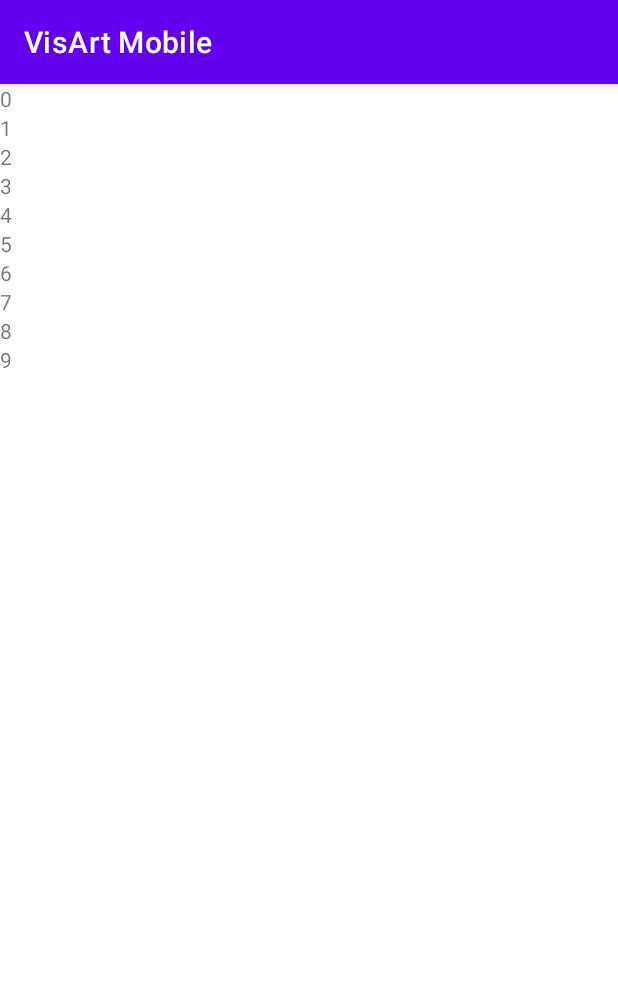
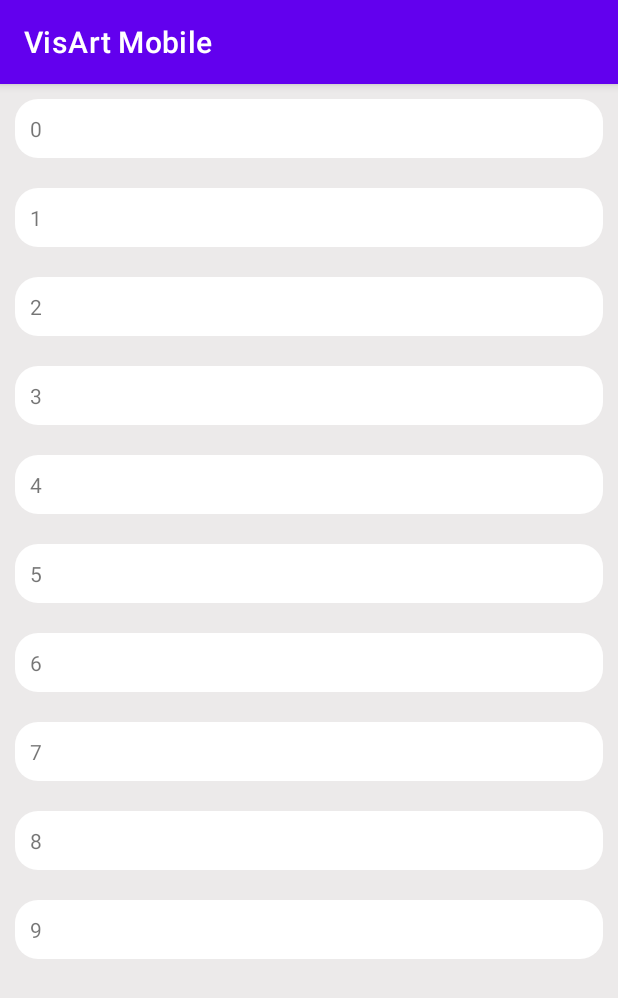
Before and after one commit to McGill-ECSE321-Fall2020/project-group-05, an Android app: the screen it shows after launch (MainActivity), on a phone screen of 412 x 824 dp. Shown: the top 998 px of the screen. Run offline under Robolectric (Android 15) with nearby library versions, the phone set to English and light mode, and no system bars.

Commit message:
ui changes to recycler view on Main Activty

```diff
--- a/visart-mobile-app/app/src/main/java/com/example/visartmobile/CardViewAdapter.java
+++ b/visart-mobile-app/app/src/main/java/com/example/visartmobile/CardViewAdapter.java
@@ -18,6 +18,19 @@
         this.artListings = artListings;
     }
 
+    /***** Creating OnItemClickListener *****/
+
+    // Define listener member variable
+    private OnItemClickListener listener;
+    // Define the listener interface
+    public interface OnItemClickListener {
+        void onItemClick(View itemView, int position);
+    }
+    // Define the method that allows the parent activity or fragment to define the listener
+    public void setOnItemClickListener(OnItemClickListener listener) {
+        this.listener = listener;
+    }
+
     // Provide a direct reference to each of the views within a data item
     // Used to cache the views within the item layout for fast access
     public class ViewHolder extends RecyclerView.ViewHolder {
@@ -33,6 +46,20 @@
             super(itemView);
 
             cardTitle = (TextView) itemView.findViewById(R.id.card_name);
+
+            // Setup the click listener
+            itemView.setOnClickListener(new View.OnClickListener() {
+                @Override
+                public void onClick(View v) {
+                    // Triggers click upwards to the adapter on click
+                    if (listener != null) {
+                        int position = getAdapterPosition();
+                        if (position != RecyclerView.NO_POSITION) {
+                            listener.onItemClick(itemView, position);
+                        }
+                    }
+                }
+            });
         }
     }
 
--- a/visart-mobile-app/app/src/main/java/com/example/visartmobile/MainActivity.java
+++ b/visart-mobile-app/app/src/main/java/com/example/visartmobile/MainActivity.java
@@ -2,6 +2,10 @@
 
 import android.content.Intent;
 import android.os.Bundle;
+import android.os.Handler;
+import android.os.Looper;
+import android.view.View;
+import android.widget.Toast;
 
 import java.util.ArrayList;
 
@@ -13,12 +17,15 @@
 
     private boolean isLoggedIn = true;
     CardViewAdapter adapter;
+    RecyclerView cards;
+    private Handler mHandler;
 
     @Override
     protected void onCreate(Bundle savedInstanceState) {
         super.onCreate(savedInstanceState);
         setContentView(R.layout.activity_main);
 
+        mHandler = new Handler(Looper.getMainLooper());
 
         if (isLoggedIn == false) {
             Intent loginIntent = new Intent(this, LoginActivity.class);
@@ -33,15 +40,28 @@
            cardTitles.add(listing);
         }
 
-        System.out.println("list size: " + cardTitles.size());
-        RecyclerView cards = (RecyclerView) findViewById(R.id.cards);
+        cards = (RecyclerView) findViewById(R.id.cards);
 
-        CardViewAdapter adapter = new CardViewAdapter(cardTitles);
-        System.out.println("I am here");
+        populateCardView(cardTitles);
+
+
+
+    }
+
+    public void goToListingPage(int position){
+        Toast.makeText(this, position+ " was clicked!", Toast.LENGTH_SHORT).show();
+    };
+
+    public void populateCardView(ArrayList<ArtListing> cardTitles){
+        adapter = new CardViewAdapter(cardTitles);
+        adapter.setOnItemClickListener(new CardViewAdapter.OnItemClickListener() {
+            @Override
+            public void onItemClick(View view, int position) {
+                goToListingPage(position);
+            }
+        });
         cards.setAdapter(adapter);
         cards.setLayoutManager(new LinearLayoutManager(this));
-
-
     }
 
 
--- /dev/null
+++ b/visart-mobile-app/app/src/main/res/drawable/main_activity_background.xml
@@ -0,0 +1,7 @@
+<?xml version="1.0" encoding="utf-8"?>
+<shape xmlns:android="http://schemas.android.com/apk/res/android">
+
+    <solid android:color="#ECEAEA"/>
+
+
+</shape>
--- /dev/null
+++ b/visart-mobile-app/app/src/main/res/drawable/recycler_card_background.xml
@@ -0,0 +1,7 @@
+<?xml version="1.0" encoding="utf-8"?>
+<shape xmlns:android="http://schemas.android.com/apk/res/android">
+
+    <solid android:color="#FFFFFF"/>
+    <corners android:radius="15dp"/>
+
+</shape>
--- a/visart-mobile-app/app/src/main/res/layout/activity_main.xml
+++ b/visart-mobile-app/app/src/main/res/layout/activity_main.xml
@@ -4,12 +4,12 @@
     xmlns:tools="http://schemas.android.com/tools"
     android:layout_width="match_parent"
     android:layout_height="match_parent"
-    tools:context=".MainActivity">
+    tools:context=".MainActivity"
+    android:background="@drawable/main_activity_background">
 
     <androidx.recyclerview.widget.RecyclerView
         android:layout_width="match_parent"
         android:layout_height="match_parent"
-
         android:id="@+id/cards"/>
 
 
--- a/visart-mobile-app/app/src/main/res/layout/recyclerview_card_row.xml
+++ b/visart-mobile-app/app/src/main/res/layout/recyclerview_card_row.xml
@@ -1,10 +1,20 @@
 <?xml version="1.0" encoding="utf-8"?>
 <RelativeLayout
     xmlns:android="http://schemas.android.com/apk/res/android" android:layout_width="match_parent"
-    android:layout_height="wrap_content">
+    android:layout_height="wrap_content"
+    android:paddingLeft="10dp"
+    android:paddingRight="10dp"
+    android:paddingTop="10dp"
+    android:paddingBottom="10dp"
+    android:background="@drawable/recycler_card_background"
+    android:layout_marginTop="10dp"
+    android:layout_marginLeft="10dp"
+    android:layout_marginRight="10dp"
+    android:layout_marginBottom="10dp"
+    >
 
     <TextView
-        android:layout_width="wrap_content"
+        android:layout_width="match_parent"
         android:layout_height="wrap_content"
         android:id="@+id/card_name"
         >
```
